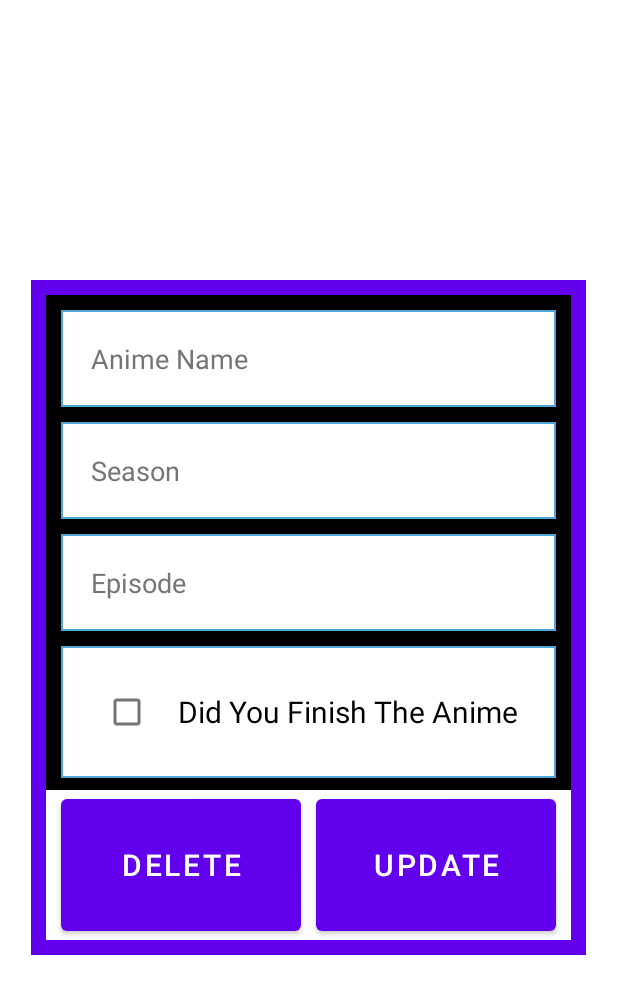
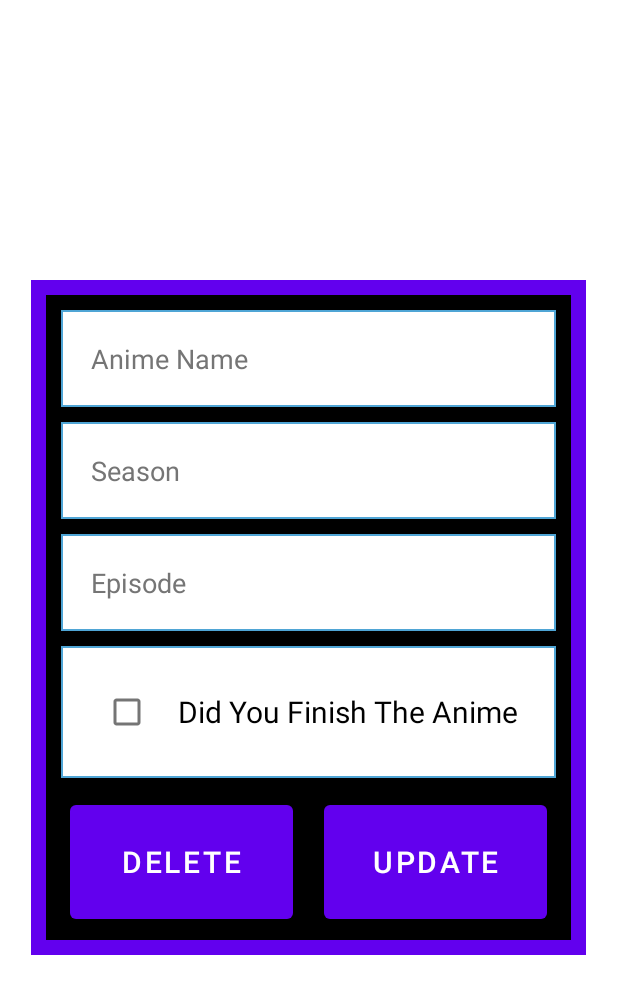
Before and after one commit to DylanOsborne/AnimeList, an Android app: the layout edit_anime.xml on its own in the app's theme, with its tools: preview values and no code run, on a phone screen of 412 x 824 dp. Shown: the top 994 px of the screen. Run offline under Robolectric (Android 15) with nearby library versions, the phone set to English and light mode, and no system bars.

Commit message:
Added functionality to the delete button when editing an anime entry

```diff
--- a/app/src/main/java/com/example/animelist/DataStore/AnimeRoomDatabase.java
+++ b/app/src/main/java/com/example/animelist/DataStore/AnimeRoomDatabase.java
@@ -23,7 +23,6 @@ public abstract class AnimeRoomDatabase extends RoomDatabase {
         if (INSTANCE == null) {
             synchronized (AnimeRoomDatabase.class) {
                 if (INSTANCE == null) {
-                    // Create database here
                     INSTANCE = Room.databaseBuilder(context.getApplicationContext(),
                                     AnimeRoomDatabase.class, "anime_database")
                             .fallbackToDestructiveMigration()
--- a/app/src/main/java/com/example/animelist/DataStore/AnimeViewModel.java
+++ b/app/src/main/java/com/example/animelist/DataStore/AnimeViewModel.java
@@ -26,4 +26,8 @@ public class AnimeViewModel extends AndroidViewModel {
     public void insert(Anime anime) {
         mRepository.insert(anime);
     }
+
+    public void deleteAnime(Anime anime) {
+        mRepository.deleteAnime(anime);
+    }
 }
--- a/app/src/main/res/layout/activity_main.xml
+++ b/app/src/main/res/layout/activity_main.xml
@@ -31,7 +31,7 @@
     <androidx.constraintlayout.widget.ConstraintLayout
         android:layout_width="match_parent"
         android:layout_height="100dp"
-        android:background="@color/white"
+        android:background="@color/black"
         app:layout_constraintBottom_toBottomOf="parent"
         app:layout_constraintEnd_toEndOf="parent"
         app:layout_constraintStart_toStartOf="parent"
--- a/app/src/main/res/layout/activity_new_anime.xml
+++ b/app/src/main/res/layout/activity_new_anime.xml
@@ -114,10 +114,12 @@
             android:id="@+id/constraintLayout"
             android:layout_width="match_parent"
             android:layout_height="100dp"
-            android:background="@color/white"
+            android:layout_marginTop="100dp"
+            android:background="@color/black"
             app:layout_constraintBottom_toBottomOf="parent"
             app:layout_constraintEnd_toEndOf="parent"
-            app:layout_constraintStart_toStartOf="parent">
+            app:layout_constraintStart_toStartOf="parent"
+            app:layout_constraintTop_toBottomOf="@+id/linearLayout">
 
             <Button
                 android:id="@+id/doneAnimeButton"
--- a/app/src/main/res/layout/edit_anime.xml
+++ b/app/src/main/res/layout/edit_anime.xml
@@ -116,35 +116,40 @@
             android:id="@+id/constraintLayout"
             android:layout_width="match_parent"
             android:layout_height="100dp"
-            android:background="@color/white"
+            android:background="@color/black"
             app:layout_constraintBottom_toBottomOf="parent"
             app:layout_constraintEnd_toEndOf="parent"
             app:layout_constraintStart_toStartOf="parent">
 
             <Button
                 android:id="@+id/deleteButton"
-                android:layout_width="160dp"
+                android:layout_width="match_parent"
                 android:layout_height="match_parent"
-                android:layout_marginStart="10dp"
+                android:layout_marginStart="16dp"
+                android:layout_marginTop="4dp"
+                android:layout_marginEnd="185dp"
+                android:layout_marginBottom="8dp"
                 android:text="@string/delete_button"
                 android:textSize="20sp"
                 app:layout_constraintBottom_toBottomOf="parent"
+                app:layout_constraintEnd_toEndOf="parent"
                 app:layout_constraintStart_toStartOf="parent"
                 app:layout_constraintTop_toTopOf="parent" />
 
             <Button
                 android:id="@+id/updateAnimeButton"
-                android:layout_width="160dp"
+                android:layout_width="match_parent"
                 android:layout_height="match_parent"
-                android:layout_gravity="center"
-                android:layout_marginEnd="10dp"
+                android:layout_marginStart="185dp"
+                android:layout_marginTop="4dp"
+                android:layout_marginEnd="16dp"
+                android:layout_marginBottom="8dp"
                 android:text="@string/update_text"
-                android:textColor="@color/white"
                 android:textSize="20sp"
                 app:layout_constraintBottom_toBottomOf="parent"
                 app:layout_constraintEnd_toEndOf="parent"
-                app:layout_constraintTop_toTopOf="parent"
-                app:layout_constraintVertical_bias="1.0" />
+                app:layout_constraintStart_toStartOf="parent"
+                app:layout_constraintTop_toTopOf="parent" />
         </androidx.constraintlayout.widget.ConstraintLayout>
     </androidx.constraintlayout.widget.ConstraintLayout>
 
--- a/app/src/main/res/values/strings.xml
+++ b/app/src/main/res/values/strings.xml
@@ -20,4 +20,8 @@
     <string name="update_text">Update</string>
     <string name="add_word">Add Word</string>
     <string name="stats">Stats</string>
+
+    <string name="conformation_Text">Are you sure you wish to delete this entry?</string>
+    <string name="conformation_Yes">YES</string>
+    <string name="conformation_No">NO</string>
 </resources>
```
Also changed, not shown: app/src/main/java/com/example/animelist/DataStore/AnimeDao.java (+4 -3 lines), app/src/main/java/com/example/animelist/DataStore/AnimeRepository.java (+7 -8 lines), app/src/main/java/com/example/animelist/MainActivity.java (+2 -7 lines), app/src/main/java/com/example/animelist/RecyclerView/AnimeListAdapter.java (+27 -1 lines).
